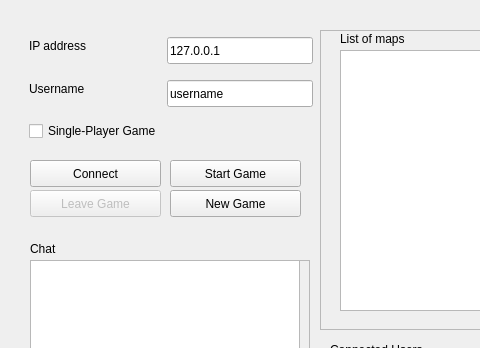
Old version of the form src/client/lobbywindow.ui in the repository dc2011/td; both pictures show x 0 to 480 and y 0 to 348 of the 1000 by 600 pixel window.
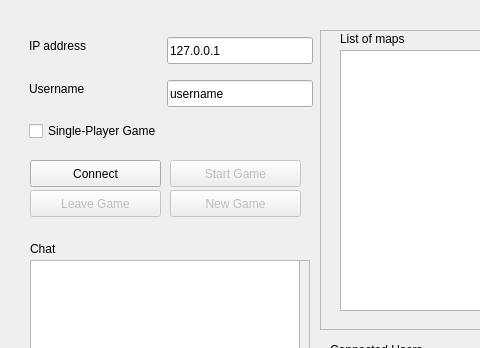
New version of the form.

The edit to the form file:
```diff
--- a/src/client/lobbywindow.ui
+++ b/src/client/lobbywindow.ui
@@ -43,6 +43,9 @@
     </property>
    </widget>
    <widget class="QPushButton" name="btnStart">
+    <property name="enabled">
+     <bool>false</bool>
+    </property>
     <property name="geometry">
      <rect>
       <x>170</x>
@@ -238,6 +241,9 @@
     </property>
    </widget>
    <widget class="QPushButton" name="newGame">
+    <property name="enabled">
+     <bool>false</bool>
+    </property>
     <property name="geometry">
      <rect>
       <x>170</x>
```
